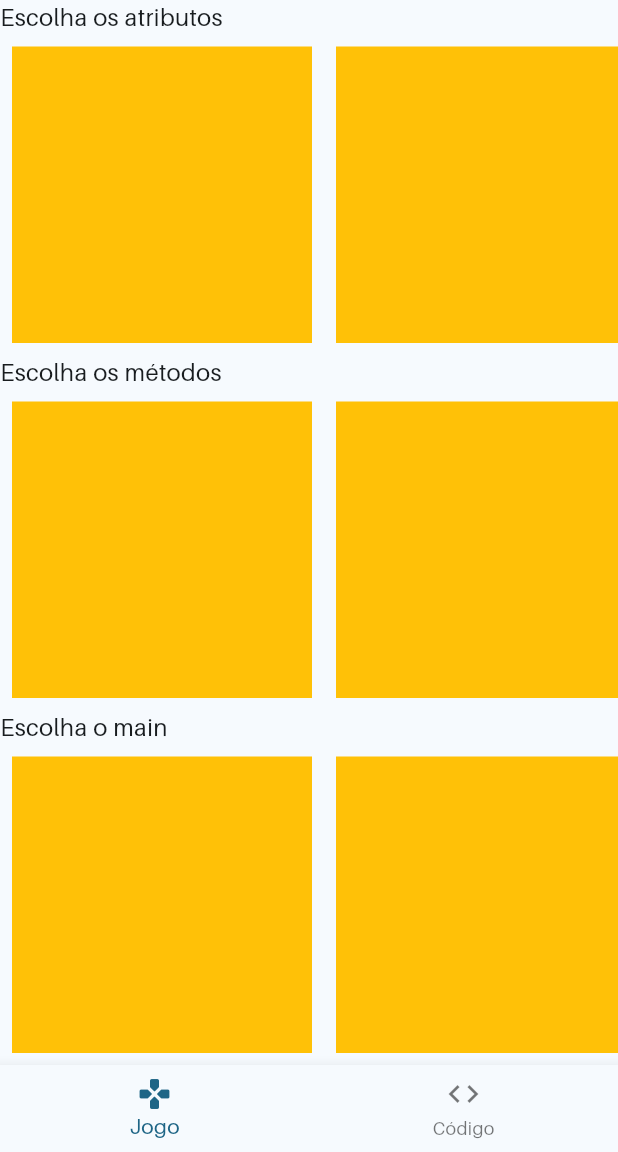
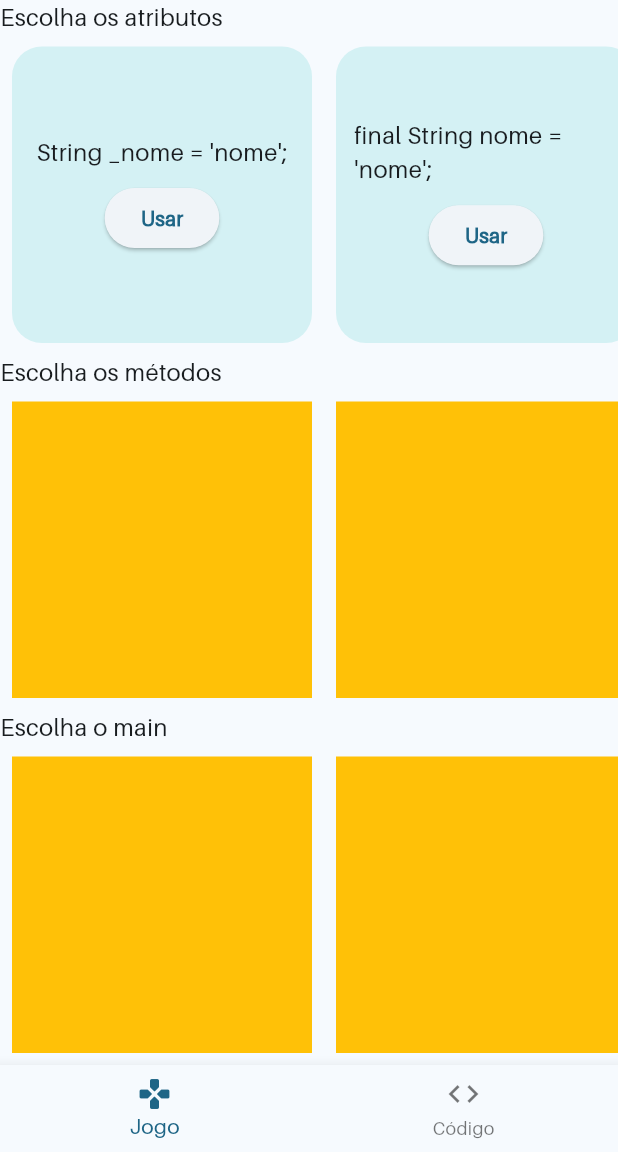
Before and after one commit to LeoneRSantos/Trabalho-pratico-LMC, a Flutter app: the TelaDoJogo screen opened by its route, on a phone screen of 412 x 824 dp, the part 84-1236 px from its top. Run offline on Flutter 3.47's test engine with Material 3 defaults, Android fonts, the light colour scheme and no system bars.

Commit message:
Criação dos cards de atributos em TelaDoJogo

```diff
--- a/lib/views/tela_do_jogo.dart
+++ b/lib/views/tela_do_jogo.dart
@@ -51,8 +51,33 @@ class _TelaDoJogoState extends State<TelaDoJogo> {
                   return Padding(
                     padding: const EdgeInsets.all(8.0),
                     child: Container(
-                      color: Colors.amber,
+                      child: Padding(
+                        padding: const EdgeInsets.all(12.0),
+                        child: Column(
+                          mainAxisAlignment: MainAxisAlignment.center,
+                          children: [
+                            Textos(texto: '${listaDeAtributos[index]}'),
+                            Padding(
+                              padding: const EdgeInsets.only(top: 8.0),
+                              child: ElevatedButton(
+                                onPressed: () {
+                                  debugPrint('${listaDeAtributos[index]}');
+                                },
+                                child: const Text(
+                                  'Usar',
+                                  style: TextStyle(fontWeight: FontWeight.bold),
+                                ),
+                              ),
+                            ),
+                          ],
+                        ),
+                      ),
+                      decoration: BoxDecoration(
+                        borderRadius: BorderRadius.circular(20.0),
+                        color: Color(0xFFD4F1F4),
+                      ),
                       width: 200,
+                      height: 400,
                     ),
                   );
                 }),
```
